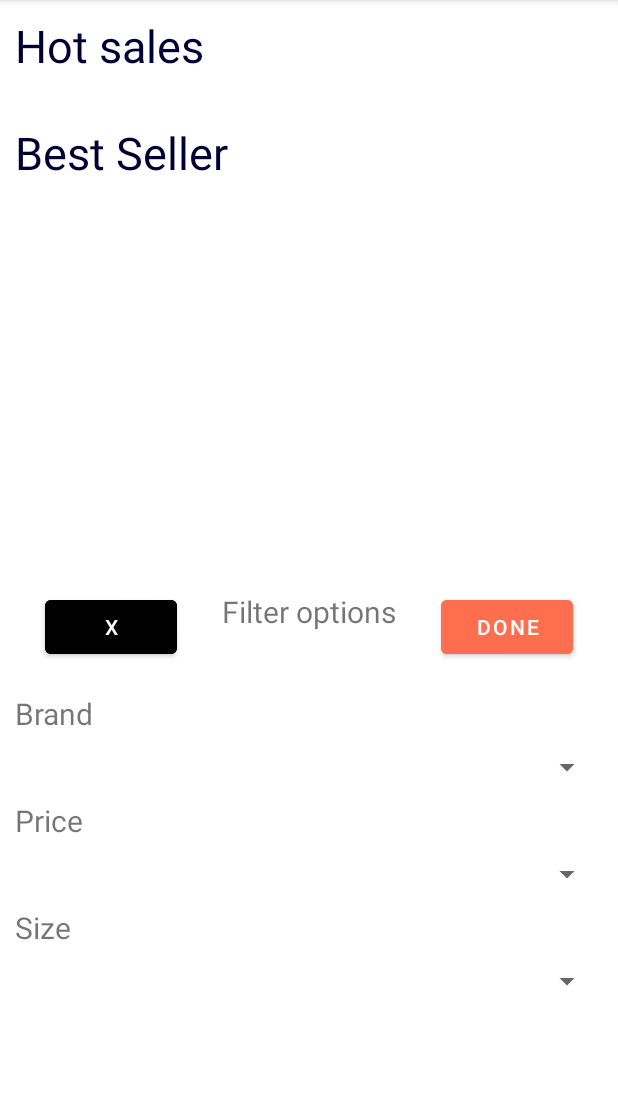
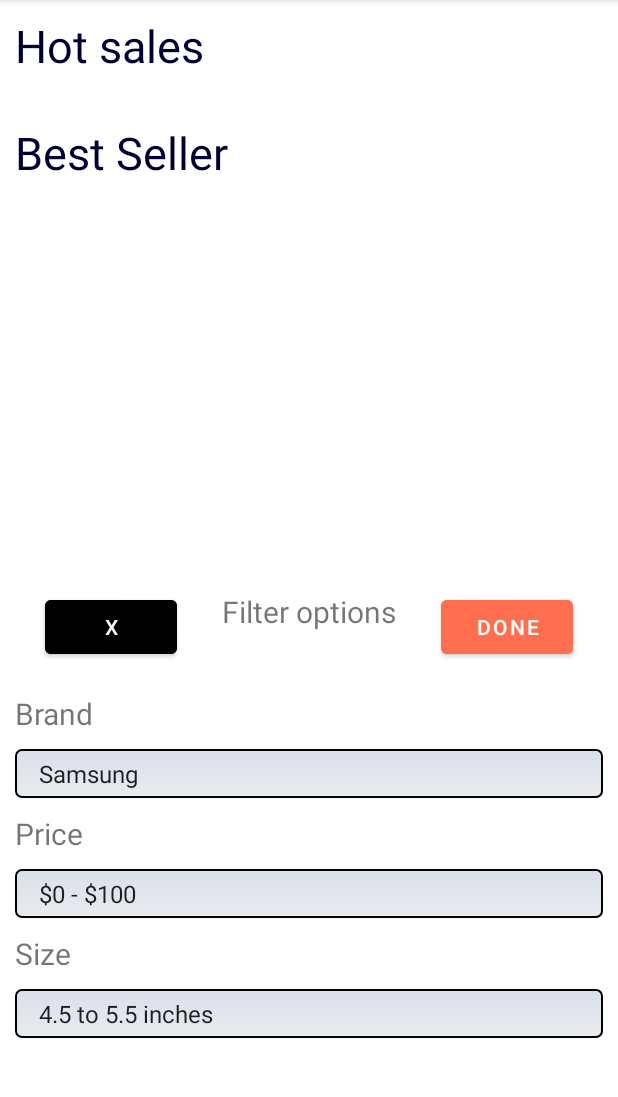
Before and after one commit to EgorKisel/PhoneShop, an Android app: the screen it shows after launch (MainActivity), after a tap on "filter", on a phone screen of 412 x 824 dp, the part 84-1181 px from its top. Run offline under Robolectric (Android 15) with nearby library versions, the phone set to English and light mode, and no system bars; pictures from the network do not load.

Commit message:
Added Custom Spinner

```diff
--- /dev/null
+++ b/app/src/main/res/drawable/gradient_spinner.xml
@@ -0,0 +1,20 @@
+<?xml version="1.0" encoding="utf-8"?>
+<selector xmlns:android="http://schemas.android.com/apk/res/android">
+
+    <item>
+        <layer-list>
+            <item>
+                <shape>
+                    <gradient android:angle="90" android:endColor="#DBDFE9" android:startColor="#E8EBEF" android:type="linear" />
+
+                    <stroke android:width="1dp" android:color="#000000" />
+
+                    <corners android:radius="4dp" />
+
+                    <padding android:bottom="3dp" android:left="3dp" android:right="3dp" android:top="3dp" />
+                </shape>
+            </item>
+        </layer-list>
+    </item>
+
+</selector>
--- /dev/null
+++ b/app/src/main/res/drawable/ic_back.xml
@@ -0,0 +1,5 @@
+<vector android:autoMirrored="true" android:height="24dp"
+    android:tint="#B7B7B7" android:viewportHeight="24"
+    android:viewportWidth="24" android:width="24dp" xmlns:android="http://schemas.android.com/apk/res/android">
+    <path android:fillColor="@android:color/white" android:pathData="M20,11H7.83l5.59,-5.59L12,4l-8,8 8,8 1.41,-1.41L7.83,13H20v-2z"/>
+</vector>
--- /dev/null
+++ b/app/src/main/res/drawable/ic_close2.xml
@@ -0,0 +1,5 @@
+<vector android:height="24dp" android:tint="#B7B7B7"
+    android:viewportHeight="24" android:viewportWidth="24"
+    android:width="24dp" xmlns:android="http://schemas.android.com/apk/res/android">
+    <path android:fillColor="@android:color/white" android:pathData="M12,2C6.47,2 2,6.47 2,12s4.47,10 10,10 10,-4.47 10,-10S17.53,2 12,2zM17,15.59L15.59,17 12,13.41 8.41,17 7,15.59 10.59,12 7,8.41 8.41,7 12,10.59 15.59,7 17,8.41 13.41,12 17,15.59z"/>
+</vector>
--- /dev/null
+++ b/app/src/main/res/drawable/ic_expand_more.xml
@@ -0,0 +1,5 @@
+<vector android:height="24dp" android:tint="#B7B7B7"
+    android:viewportHeight="24" android:viewportWidth="24"
+    android:width="24dp" xmlns:android="http://schemas.android.com/apk/res/android">
+    <path android:fillColor="@android:color/white" android:pathData="M16.59,8.59L12,13.17 7.41,8.59 6,10l6,6 6,-6z"/>
+</vector>
--- a/app/src/main/res/layout/bottom_sheet_layout.xml
+++ b/app/src/main/res/layout/bottom_sheet_layout.xml
@@ -63,13 +63,10 @@
         app:layout_constraintStart_toStartOf="parent"
         app:layout_constraintTop_toTopOf="@id/barrier_filter" />
 
-    <Spinner
+    <androidx.appcompat.widget.AppCompatSpinner
         android:id="@+id/spinner_brand"
-        android:layout_width="match_parent"
-        android:layout_height="wrap_content"
-        android:layout_marginStart="10dp"
-        android:layout_marginTop="10dp"
-        android:layout_marginEnd="10dp"
+        style="@style/spinner_style"
+        android:entries="@array/brand"
         app:layout_constraintStart_toStartOf="parent"
         app:layout_constraintTop_toBottomOf="@id/tv_brand" />
 
@@ -86,11 +83,8 @@
 
     <androidx.appcompat.widget.AppCompatSpinner
         android:id="@+id/spinner_price"
-        android:layout_width="match_parent"
-        android:layout_height="wrap_content"
-        android:layout_marginStart="10dp"
-        android:layout_marginTop="10dp"
-        android:layout_marginEnd="10dp"
+        style="@style/spinner_style"
+        android:entries="@array/price"
         app:layout_constraintStart_toStartOf="parent"
         app:layout_constraintTop_toBottomOf="@id/tv_price" />
 
@@ -107,11 +101,8 @@
 
     <androidx.appcompat.widget.AppCompatSpinner
         android:id="@+id/spinner_size"
-        android:layout_width="match_parent"
-        android:layout_height="wrap_content"
-        android:layout_marginStart="10dp"
-        android:layout_marginTop="10dp"
-        android:layout_marginEnd="10dp"
+        style="@style/spinner_style"
+        android:entries="@array/size"
         app:layout_constraintStart_toStartOf="parent"
         app:layout_constraintTop_toBottomOf="@id/tv_size" />
 
--- /dev/null
+++ b/app/src/main/res/values/arrays.xml
@@ -0,0 +1,26 @@
+<?xml version="1.0" encoding="utf-8"?>
+<resources>
+    <string-array name="price">
+        <item>$0 - $100</item>
+        <item>$100 - $200</item>
+        <item>$200 - $300</item>
+        <item>$300 - $400</item>
+        <item>$400 - $500</item>
+        <item>$500 - $600</item>
+        <item>$600 - $700</item>
+        <item>$700 - $800</item>
+        <item>$800 - $900</item>
+        <item>$900 - $1000</item>
+    </string-array>
+    <string-array name="brand">
+        <item>Samsung</item>
+        <item>Xiaomi</item>
+        <item>Iphone</item>
+        <item>Google Pixel</item>
+    </string-array>
+    <string-array name="size">
+        <item>4.5 to 5.5 inches</item>
+        <item>5.5 to 6.5 inches</item>
+        <item>6.5 to 7.5 inches</item>
+    </string-array>
+</resources>
--- a/app/src/main/res/values/strings.xml
+++ b/app/src/main/res/values/strings.xml
@@ -9,4 +9,5 @@
     <string name="price">Price</string>
     <string name="size">Size</string>
     <string name="hot_sales">Hot sales</string>
+    <string name="back">Back</string>
 </resources>
--- a/app/src/main/res/values/styles.xml
+++ b/app/src/main/res/values/styles.xml
@@ -9,6 +9,7 @@
     <style name="spinner_style">
         <item name="android:layout_width">match_parent</item>
         <item name="android:layout_height">wrap_content</item>
+        <item name="android:background">@drawable/gradient_spinner</item>
         <item name="android:layout_margin">10dp</item>
         <item name="android:paddingLeft">8dp</item>
         <item name="android:paddingRight">20dp</item>
```
Also changed, not shown: app/src/main/java/com/example/phoneshop/view/FragmentProductDetails.kt (+18 -0 lines), app/src/main/res/menu/menu_details.xml (added, +10 -0 lines).
